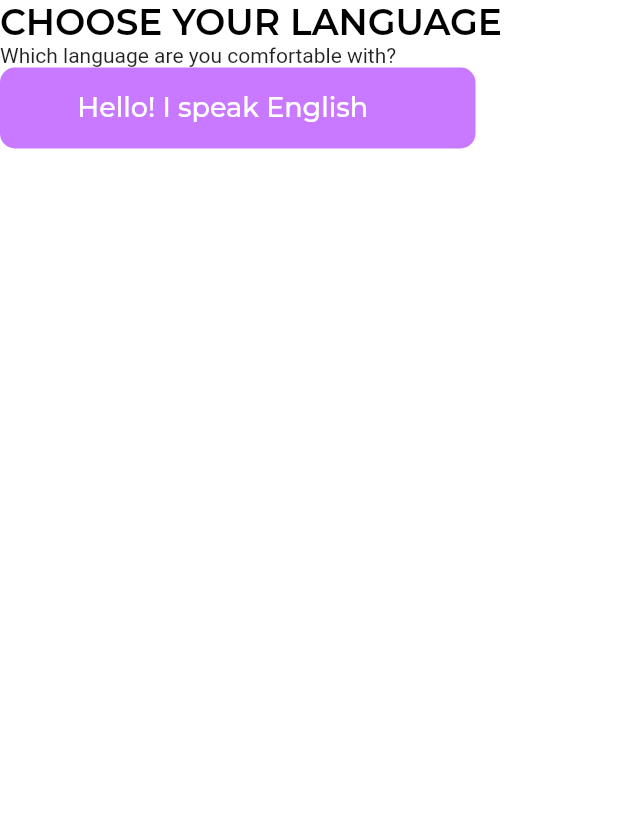
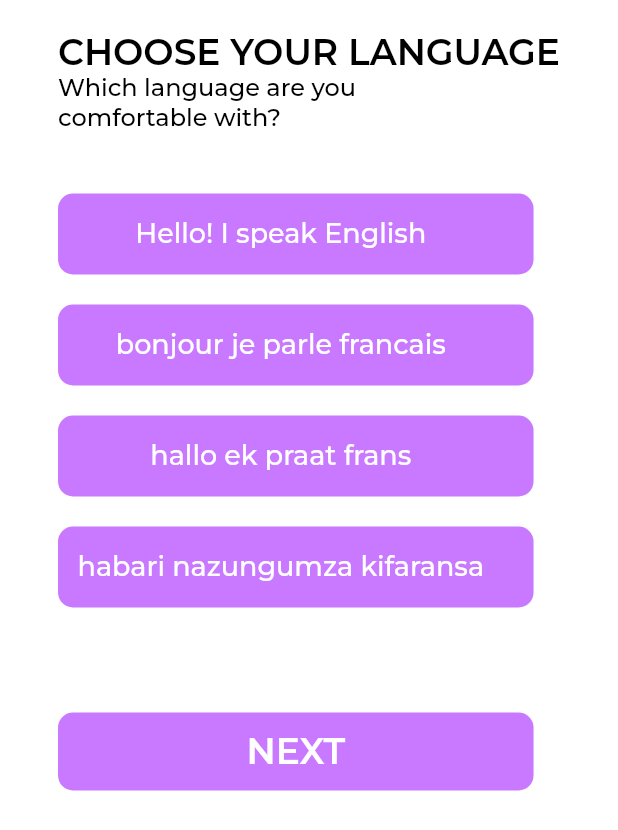
Before and after one commit to MaxTrent/immune_africa, a Flutter app: the ChooseLanguage screen opened directly, on a phone screen of 412 x 824 dp. Shown: the top 830 px of the screen. Run offline on Flutter 3.47's test engine with Material 2 defaults, Android fonts, the phone set to English and light mode, and no system bars; our stand-ins replace country_picker, csc_picker, firebase_core, flutter_svg, google_fonts; accounts and stored records are empty.

Commit message:
new screens

```diff
--- a/lib/screens/choose_language.dart
+++ b/lib/screens/choose_language.dart
@@ -1,4 +1,6 @@
 import 'package:flutter/material.dart';
+import 'package:immune_africa/Widgets/app_button.dart';
+import 'package:immune_africa/screens/country_choice.dart';
 import 'package:immune_africa/themes/appThemes.dart';
 
 class ChooseLanguage extends StatelessWidget {
@@ -10,6 +12,9 @@ class ChooseLanguage extends StatelessWidget {
   Widget build(BuildContext context) {
     return Scaffold(
       body: SafeArea(
+        child: Center(
+          child: Padding(
+            padding: const EdgeInsets.only(top: 20.0),
             child: Column(
               crossAxisAlignment: CrossAxisAlignment.start,
               children: [
@@ -20,9 +25,27 @@ class ChooseLanguage extends StatelessWidget {
                       .headline2!
                       .copyWith(color: Colors.black),
                 ),
-            const Text('Which language are you comfortable with?'),
-            TileSelect(isLanguageSelected: isLanguageSelected, text: 'Hello! I speak English',)
+                Text('Which language are you\ncomfortable with?', style: Theme.of(context).textTheme.headline1!.copyWith(color: Colors.black),),
+                const SizedBox(height: 40,),
+                GestureDetector(
+                    onTap: (){
+
+                    },
+                    child: TileSelect(isLanguageSelected: isLanguageSelected, text: 'Hello! I speak English',)),
+                const SizedBox(height: 20,),
+                TileSelect(isLanguageSelected: isLanguageSelected, text: 'bonjour je parle francais',),
+                const SizedBox(height: 20,),
+                TileSelect(isLanguageSelected: isLanguageSelected, text: 'hallo ek praat frans',),
+                const SizedBox(height: 20,),
+                TileSelect(isLanguageSelected: isLanguageSelected, text: 'habari nazungumza kifaransa',),
+                const SizedBox(height: 70,),
+                SizedBox(
+                    height: 52,
+                    width: 317,
+                    child: AppButton(onPressed: (){Navigator.of(context).push(MaterialPageRoute(builder: (context)=> CountryChoice()));}, btnText: 'NEXT', btnBackgroundColor: primaryAppColor, btnTextColor: Colors.white)),
               ],
+            ),
+          ),
         ),
       ),
     );
@@ -58,7 +81,7 @@ class TileSelect extends StatelessWidget {
                 .headline1!
                 .copyWith(color: Colors.white, fontSize: 18),
           ),
-          SizedBox(width: 20,),
+          const SizedBox(width: 20,),
          isLanguageSelected ? Image.asset('assets/tick.png') : Container(),
         ],
       )),
--- a/lib/screens/screens.dart
+++ b/lib/screens/screens.dart
@@ -5,3 +5,4 @@ export 'registerOption.dart';
 export 'sign_up.dart';
 export 'email_verification.dart';
 export 'choose_language.dart';
+export 'choose_language.dart';
--- a/pubspec.yaml
+++ b/pubspec.yaml
@@ -42,6 +42,8 @@ dependencies:
   flutter_svg: ^1.1.6
   google_fonts: ^4.0.4
   flutter_screenutil: ^5.7.0
+  country_picker: ^2.0.19
+  csc_picker: ^0.2.7
 
 dev_dependencies:
   flutter_test:
```
Also changed, not shown: lib/screens/country_choice.dart (added, +93 -0 lines), pubspec.lock. Lines whose indentation alone changed are shown as unchanged.
